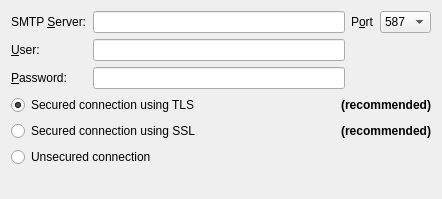
Above: client/src/ui/widgets/settings/smtp_settings_widget.ui from networkoptix/nx_open before the change. Below: the same form after it.
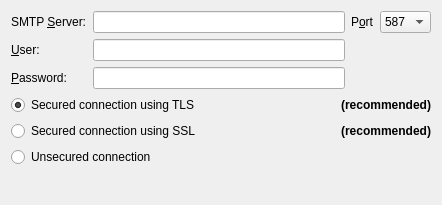
That is the form after the change.

Commit message:
Setup tabstops for SMTP widget
<==== Mercurial data ====>
Branch: master

The edit to the form file:
```diff
--- a/client/src/ui/widgets/settings/smtp_settings_widget.ui
+++ b/client/src/ui/widgets/settings/smtp_settings_widget.ui
@@ -7,7 +7,7 @@
     <x>0</x>
     <y>0</y>
     <width>442</width>
-    <height>199</height>
+    <height>205</height>
    </rect>
   </property>
   <property name="windowTitle">
```
Left out of the diff: 9 changed lines with no effect on the pictures.
